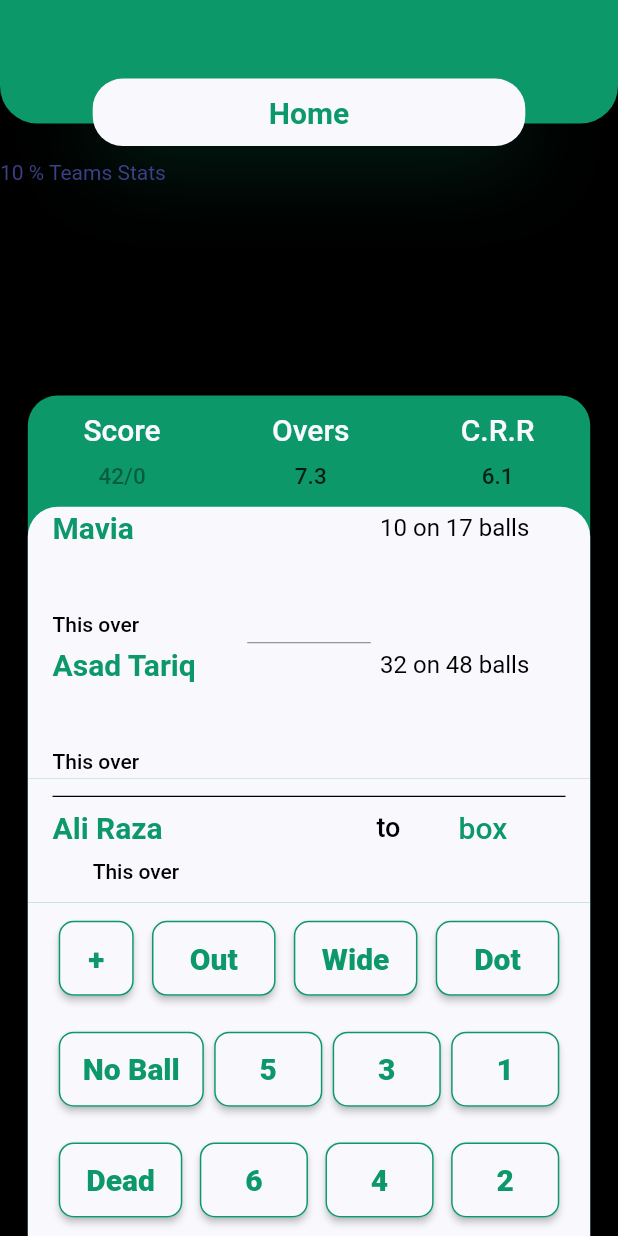
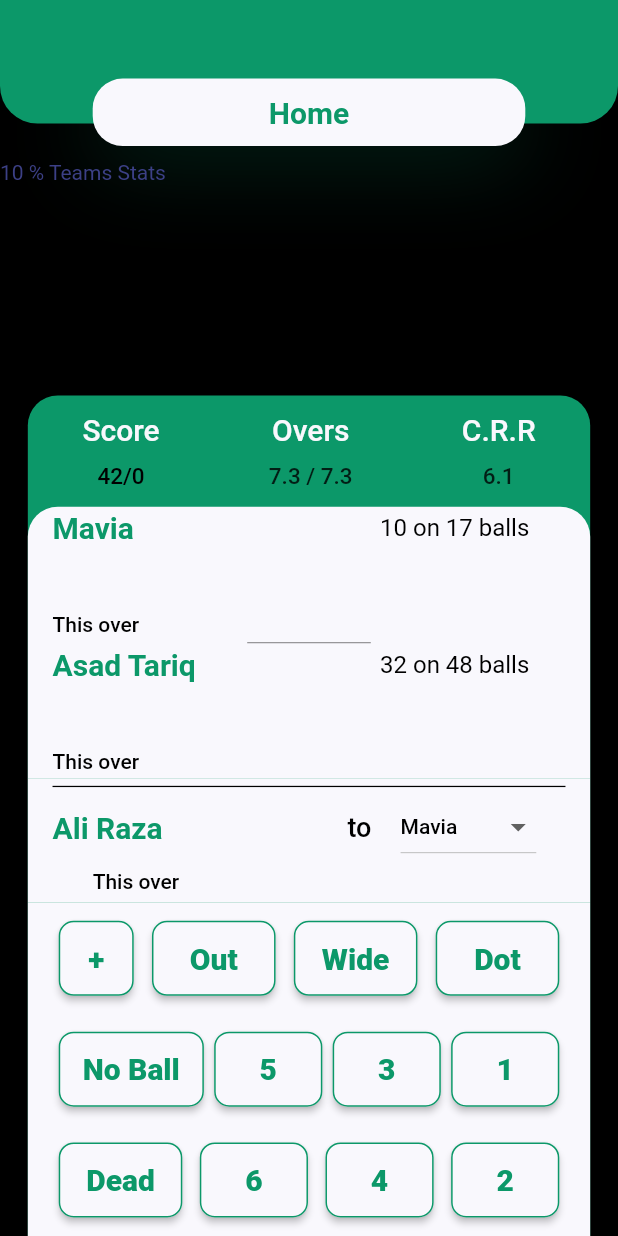
Before and after one commit to Fizan324926/play-now, a Flutter app: the Dashboard_Page screen opened directly, on a phone screen of 412 x 824 dp. Run offline on Flutter 3.47's test engine with Material 2 defaults, Android fonts, the phone set to English and light mode, and no system bars; our stand-ins replace pie_chart, sqflite; missing offline and left inert: dart:html; accounts and stored records are empty.

Commit message:
files are added

```diff
--- a/lib/main.dart
+++ b/lib/main.dart
@@ -26,7 +26,7 @@ class MyApp extends StatelessWidget {
         textTheme: Theme.of(context).textTheme.apply(bodyColor: text_color),
         visualDensity: VisualDensity.adaptivePlatformDensity,
       ),
-      home: const Splash_Screen(),
+      home: Dashboard_Page(),
     );
   }
 }
--- a/lib/screens/dashboard_page.dart
+++ b/lib/screens/dashboard_page.dart
@@ -2,6 +2,7 @@ import 'package:cric_scoring/components/widgets/circular_ball.dart';
 import 'package:cric_scoring/components/widgets/create_text.dart';
 import 'package:cric_scoring/components/widgets/header_part.dart';
 import 'package:cric_scoring/components/widgets/raised_button.dart';
+import 'package:cric_scoring/components/widgets/snakbar.dart';
 import 'package:cric_scoring/constants.dart';
 import 'package:flutter/cupertino.dart';
 import 'package:flutter/material.dart';
@@ -18,12 +19,25 @@ class _Dashboard_PageState extends State<Dashboard_Page> {
   String _batsman1Total = "10 on 17 balls"; //getBatsman1Total()
   String _batsman2Total = "32 on 48 balls"; //getBatsman2Total()
   String _currentScore = "42/0"; //getCurrentScore()
-  String _currentOvers = "7.3"; //getCurrentOvers()
+  String _currentOvers = "7.3";
+  String _totalOvers = "7.3"; //getCurrentOvers()
   String _currentRR = "6.1"; //getCurrentRunRate()
-  String facingBatsmanName = "Ahmad";
+  String facingBatsmanName = "";
+  String selectedBatsman = "";
 
-  StepState() {
-    String facingBatsmanName = "Ahmad";
+  @override
+  void initState() {
+    selectedBatsman = _batsman1Name;
+    facingBatsmanName = selectedBatsman;
+    debugPrint(facingBatsmanName);
+  }
+
+  List<DropdownMenuItem<String>> get facingBatsmanItems {
+    List<DropdownMenuItem<String>> menuItems = [
+      DropdownMenuItem(child: Text(_batsman1Name), value: _batsman1Name),
+      DropdownMenuItem(child: Text(_batsman2Name), value: _batsman2Name),
+    ];
+    return menuItems;
   }
 
   /**
@@ -358,7 +372,24 @@ class _Dashboard_PageState extends State<Dashboard_Page> {
                           txt_weight: FontWeight.w500,
                           txt_color: black_color,
                         ),
-                        Create_Text(text: "box")
+                        Container(
+                          height: _height * 0.06,
+                          child: DropdownButton(
+                            dropdownColor: primary_color,
+                            style: const TextStyle(
+                              color: black_color,
+                              fontWeight: FontWeight.w500,
+                            ),
+                            value: selectedBatsman,
+                            items: facingBatsmanItems,
+                            onChanged: (String? newValue) {
+                              setState(() {
+                                selectedBatsman = newValue!;
+                                facingBatsmanName = selectedBatsman;
+                              });
+                            },
+                          ),
+                        )
                       ],
                     ),
                   ),
@@ -516,7 +547,7 @@ class _Dashboard_PageState extends State<Dashboard_Page> {
                   ),
                   Create_Text(
                     text: _currentScore,
-                    txt_color: Colors.black.withOpacity(0.4),
+                    txt_color: Colors.black,
                     txt_size: 15,
                     txt_weight: FontWeight.w500,
                   )
@@ -532,7 +563,7 @@ class _Dashboard_PageState extends State<Dashboard_Page> {
                     txt_color: background_color,
                   ),
                   Create_Text(
-                    text: _currentOvers,
+                    text: _currentOvers + " / " + _totalOvers,
                     txt_color: Colors.black.withOpacity(0.8),
                     txt_size: 15,
                     txt_weight: FontWeight.w500,
```
Also changed, not shown: lib/components/widgets/snakbar.dart (added, +35 -0 lines).
